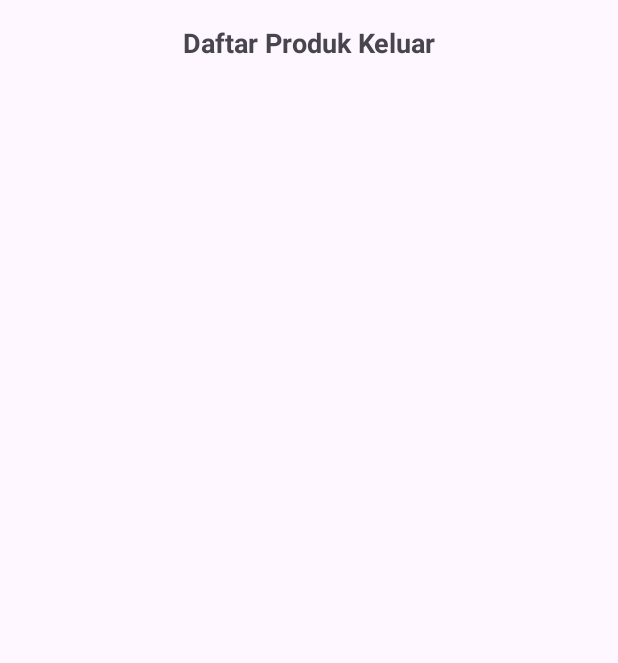
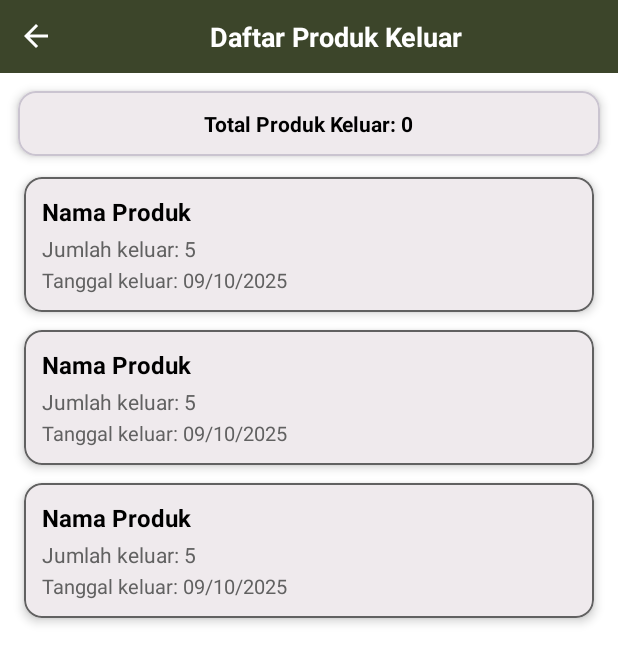
Before and after one commit to royahfs/TaniMart, an Android app: the layout activity_produk_keluar.xml on its own in the app's theme, with its tools: preview values and no code run, on a phone screen of 412 x 824 dp. Shown: the top 663 px of the screen. Run offline under Robolectric (Android 15) with nearby library versions, the phone set to English and light mode, and no system bars.

Commit message:
initial commit

```diff
--- a/app/src/main/res/layout/activity_produk_keluar.xml
+++ b/app/src/main/res/layout/activity_produk_keluar.xml
@@ -1,23 +1,89 @@
 <?xml version="1.0" encoding="utf-8"?>
-<LinearLayout xmlns:android="http://schemas.android.com/apk/res/android"
+<androidx.constraintlayout.widget.ConstraintLayout
+    xmlns:android="http://schemas.android.com/apk/res/android"
+    xmlns:app="http://schemas.android.com/apk/res-auto"
+    xmlns:tools="http://schemas.android.com/tools"
     android:layout_width="match_parent"
     android:layout_height="match_parent"
-    android:orientation="vertical"
-    android:padding="8dp">
+    android:background="@color/white"
+    tools:context=".ui.common.inventory.ProdukKeluarActivity">
 
-    <TextView
-        android:id="@+id/txtTitle"
-        android:layout_width="match_parent"
+    <!-- Toolbar -->
+    <LinearLayout
+        android:id="@+id/toolbarProdukKeluar"
+        android:layout_width="0dp"
         android:layout_height="wrap_content"
-        android:text="Daftar Produk Keluar"
-        android:textStyle="bold"
-        android:textSize="18sp"
-        android:padding="8dp"
-        android:gravity="center" />
+        android:orientation="horizontal"
+        android:gravity="center_vertical"
+        android:padding="12dp"
+        android:background="#3C452A"
+        app:layout_constraintTop_toTopOf="parent"
+        app:layout_constraintStart_toStartOf="parent"
+        app:layout_constraintEnd_toEndOf="parent">
 
+        <ImageView
+            android:id="@+id/btnBack"
+            android:layout_width="24dp"
+            android:layout_height="24dp"
+            android:src="@drawable/ic_arrow_back"
+            app:tint="@color/white"
+            android:contentDescription="Kembali" />
+
+        <TextView
+            android:id="@+id/txtTitle"
+            android:layout_width="0dp"
+            android:layout_height="wrap_content"
+            android:text="Daftar Produk Keluar"
+            android:textStyle="bold"
+            android:textSize="18sp"
+            android:textColor="@color/white"
+            android:gravity="center"
+            android:layout_marginStart="12dp"
+            android:layout_weight="1" />
+    </LinearLayout>
+
+    <!-- Ringkasan -->
+    <com.google.android.material.card.MaterialCardView
+        android:id="@+id/cardSummary"
+        android:layout_width="0dp"
+        android:layout_height="wrap_content"
+        android:layout_margin="12dp"
+        app:cardCornerRadius="12dp"
+        app:cardElevation="4dp"
+        app:layout_constraintTop_toBottomOf="@id/toolbarProdukKeluar"
+        app:layout_constraintStart_toStartOf="parent"
+        app:layout_constraintEnd_toEndOf="parent">
+
+        <LinearLayout
+            android:layout_width="match_parent"
+            android:layout_height="wrap_content"
+            android:orientation="horizontal"
+            android:gravity="center"
+            android:padding="12dp">
+
+            <TextView
+                android:id="@+id/txtTotalProdukKeluar"
+                android:layout_width="wrap_content"
+                android:layout_height="wrap_content"
+                android:text="Total Produk Keluar: 0"
+                android:textSize="14sp"
+                android:textStyle="bold"
+                android:textColor="@color/black" />
+
+        </LinearLayout>
+    </com.google.android.material.card.MaterialCardView>
+
+    <!-- RecyclerView -->
     <androidx.recyclerview.widget.RecyclerView
         android:id="@+id/recyclerProdukKeluar"
-        android:layout_width="match_parent"
-        android:layout_height="match_parent"
-        android:paddingTop="4dp"/>
-</LinearLayout>
+        android:layout_width="0dp"
+        android:layout_height="0dp"
+        android:padding="8dp"
+        android:clipToPadding="false"
+        app:layout_constraintTop_toBottomOf="@id/cardSummary"
+        app:layout_constraintBottom_toBottomOf="parent"
+        app:layout_constraintStart_toStartOf="parent"
+        app:layout_constraintEnd_toEndOf="parent"
+        tools:listitem="@layout/item_produk_keluar" />
+
+</androidx.constraintlayout.widget.ConstraintLayout>
--- a/app/src/main/res/layout/item_produk_keluar.xml
+++ b/app/src/main/res/layout/item_produk_keluar.xml
@@ -1,26 +1,52 @@
-<LinearLayout xmlns:android="http://schemas.android.com/apk/res/android"
+<?xml version="1.0" encoding="utf-8"?>
+<com.google.android.material.card.MaterialCardView xmlns:android="http://schemas.android.com/apk/res/android"
+    xmlns:app="http://schemas.android.com/apk/res-auto"
+    android:layout_width="match_parent"
+    android:layout_height="wrap_content"
+    android:layout_marginHorizontal="8dp"
+    android:layout_marginVertical="6dp"
+    app:cardCornerRadius="12dp"
+    app:cardElevation="4dp"
+    app:strokeColor="@color/darkGrey"
+    app:strokeWidth="1dp"
+    android:foreground="?attr/selectableItemBackground">
+
+    <LinearLayout
         android:layout_width="match_parent"
         android:layout_height="wrap_content"
         android:orientation="vertical"
-    android:padding="8dp">
+        android:padding="12dp">
 
+        <!-- Nama Produk -->
         <TextView
             android:id="@+id/txtNamaProduk"
-        android:layout_width="wrap_content"
+            android:layout_width="match_parent"
             android:layout_height="wrap_content"
             android:text="Nama Produk"
-        android:textStyle="bold" />
+            android:textStyle="bold"
+            android:textSize="16sp"
+            android:textColor="@color/black" />
 
+        <!-- Jumlah -->
         <TextView
             android:id="@+id/txtJumlah"
-        android:layout_width="wrap_content"
+            android:layout_width="match_parent"
             android:layout_height="wrap_content"
-        android:text="Jumlah keluar" />
+            android:text="Jumlah keluar: 5"
+            android:textSize="14sp"
+            android:textColor="@color/darkGrey"
+            android:layout_marginTop="4dp" />
 
+        <!-- Tanggal -->
         <TextView
             android:id="@+id/txtTanggal"
-        android:layout_width="wrap_content"
+            android:layout_width="match_parent"
             android:layout_height="wrap_content"
-        android:text="Tanggal keluar" />
+            android:text="Tanggal keluar: 09/10/2025"
+            android:textSize="13sp"
+            android:textColor="@color/darkGrey"
+            android:layout_marginTop="2dp" />
 
     </LinearLayout>
+
+</com.google.android.material.card.MaterialCardView>
```
Lines whose indentation alone changed are shown as unchanged.
